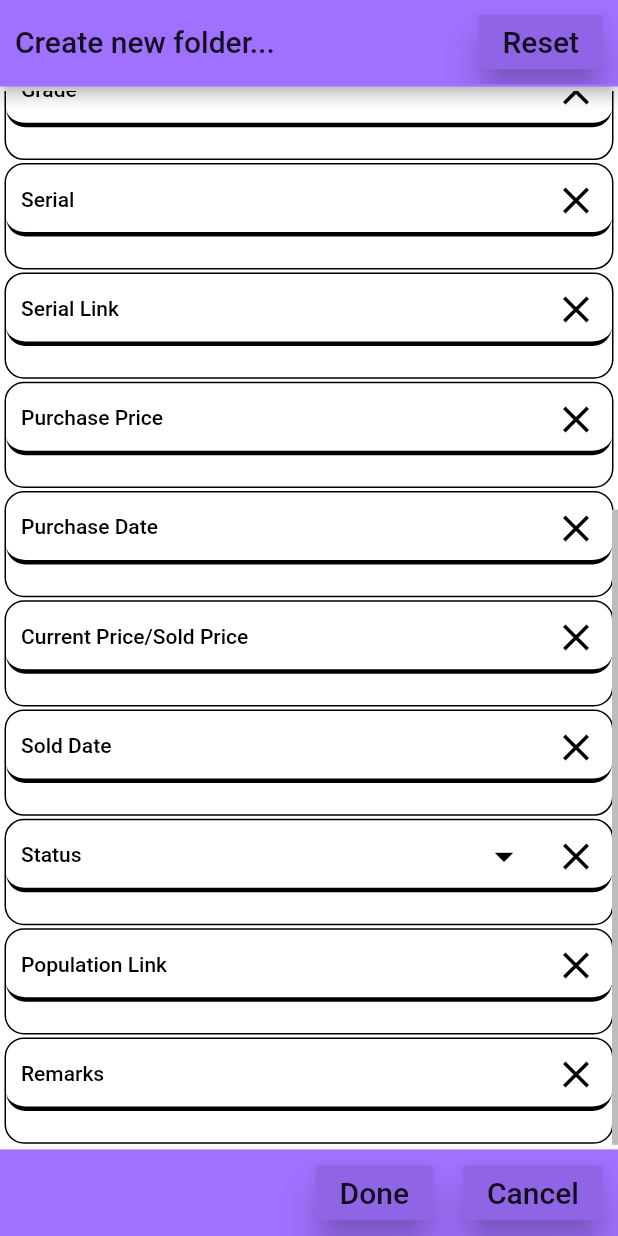
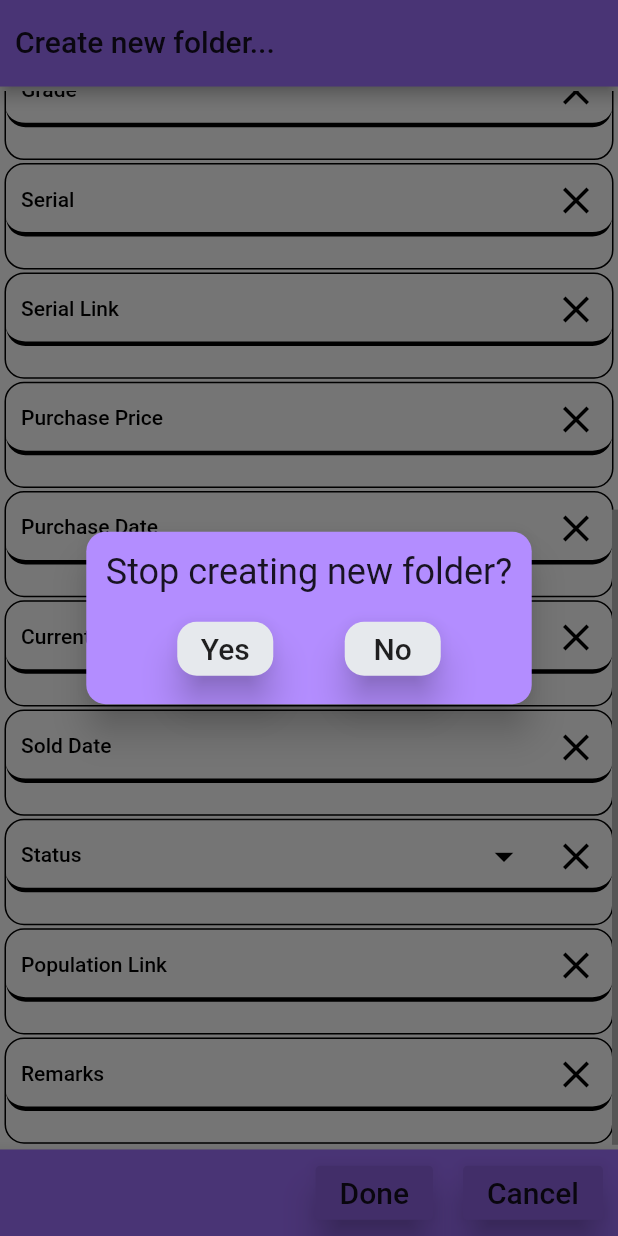
Before and after one commit to dannybkkhoo/FlutterPhoto, a Flutter app: the AddFolder screen opened by its route, scrolled down 463 dp, after a tap on "Cancel", on a phone screen of 412 x 824 dp. Run offline on Flutter 3.47's test engine with Material 2 defaults, Android fonts, the phone set to English and light mode, and no system bars; our stand-ins replace cloud_firestore, connectivity, firebase_auth, firebase_core, firebase_storage, flutter_riverpod and 6 more; missing offline and left inert: alert_dialog, dart:ffi, flutter_login_facebook; accounts and stored records are empty.

Commit message:
[Update AddFolderPage and Userdata.Folderdata] -Updated Userdata.Folderdata with additional fields -Updated Userdata provider to match additional fields -Added confirmation popup when cancelling folder creation -Minor validation condition fix for DropDownButton -Rename signin_button file to match other button file naming
Signed-off-by: sengtan <tansenghooi1998@gmail.com>

```diff
--- a/lib/bloc/userdata.dart
+++ b/lib/bloc/userdata.dart
@@ -1,3 +1,4 @@
+import 'package:flutter/cupertino.dart';
 import 'package:freezed_annotation/freezed_annotation.dart';
 import 'package:json_annotation/json_annotation.dart';
 
@@ -15,7 +16,7 @@ for json_serializable due to having nested dataclasses. References here:
 https://github.com/rrousselGit/freezed/issues/86
 */
 @unfreezed
-abstract class Userdata with _$Userdata {
+class Userdata with _$Userdata {
   factory Userdata({
     required String id,
     required String name,
@@ -33,7 +34,7 @@ abstract class Userdata with _$Userdata {
 // the json data, thus renamed as "imagelist" to better reflect the datatype
 // and also to workaround this issue
 @unfreezed
-abstract class Folderdata with _$Folderdata {
+class Folderdata with _$Folderdata {
   Folderdata._();
 
   //Status
@@ -49,7 +50,9 @@ abstract class Folderdata with _$Folderdata {
     required String name,
     required String createdAt,
     required String updatedAt,
-    @Default("") String country,
+    @Default("") String countrygroup,
+    @Default("") String countrytype,
+    @Default("") String denomination,
     @Default("") String mintageYear,
     @Default("") String grade,
     @Default("") String serial, //110002020
@@ -57,6 +60,7 @@ abstract class Folderdata with _$Folderdata {
     @Default("") String purchasePrice,  //currency set by main setting, just numerical, total price of all images
     @Default("") String purchaseDate,
     @Default("") String currentsoldprice,
+    @Default("") String solddate,
     @Default("") String status, //under auction sold bought?
     @Default("") String storage,  //where it is stored
     @Default("") String populationLink, //mapped to a table/link
@@ -77,7 +81,7 @@ abstract class Folderdata with _$Folderdata {
 }
 
 @unfreezed
-abstract class Imagedata with _$Imagedata {
+class Imagedata with _$Imagedata {
   factory Imagedata({
     required String id,
     required String name,
--- a/lib/screens/home_test.dart
+++ b/lib/screens/home_test.dart
@@ -440,7 +440,7 @@ Future<void> addFolder(BuildContext context, UserdataProvider userdata) async {
                         if(name != "" && validated){
                           userdata.addFolder(
                             name: name,
-                            country: country,
+                            countrygroup: country,
                             mintageYear: mintageYear,
                             grade: grade,
                             serial: serial,
--- a/lib/screens/sign_in_page.dart
+++ b/lib/screens/sign_in_page.dart
@@ -1,6 +1,6 @@
 import 'package:flutter/material.dart';
 import 'package:flutter_riverpod/flutter_riverpod.dart';
-import '../ui_components/sign_in_button.dart';
+import '../ui_components/signin_button.dart';
 import '../screens/loading_page.dart';
 import '../providers/top_level_providers.dart';
 import '../bloc/screen.dart';
--- /dev/null
+++ b/lib/ui_components/confirmation_popup.dart
@@ -0,0 +1,62 @@
+import 'package:flutter/material.dart';
+
+Future<bool> confirmationPopUp(BuildContext context, {String? title, String? content}) async {
+  final ButtonStyle flatButtonStyle = TextButton.styleFrom(
+      backgroundColor: Theme.of(context).colorScheme.surfaceTint,
+      elevation: 10.0,
+      padding: EdgeInsets.zero,
+      shape: RoundedRectangleBorder(
+          borderRadius: BorderRadius.all(Radius.circular(13.0))
+      )
+  );
+
+  return showDialog<bool>(
+      context: context,
+      barrierDismissible: false,
+      builder: (BuildContext showdialogContext) {
+        return WillPopScope(
+          onWillPop: () {
+            Navigator.of(context).pop(false); //return false by default if user press "back" button
+            return Future.value(false);       //to allow back press
+          },
+          child: StatefulBuilder(
+              builder: (stfulContext, setState) {
+                return Center(
+                  child: Column(
+                    mainAxisSize: MainAxisSize.min,
+                    children: [
+                      AlertDialog(
+                        actions: [
+                          ElevatedButton(
+                            style: flatButtonStyle,
+                            child: Text("Yes", style: Theme.of(context).textTheme.headline6),
+                            onPressed: () => Navigator.of(context).pop(true),
+                          ),
+                          ElevatedButton(
+                            style: flatButtonStyle,
+                            child: Text("No", style: Theme.of(context).textTheme.headline6),
+                            onPressed: () => Navigator.of(context).pop(false),
+                          ),
+                        ],
+                        actionsAlignment: MainAxisAlignment.spaceEvenly,
+                        alignment: Alignment.center,
+                        backgroundColor: Theme.of(context).colorScheme.secondary,
+                        buttonPadding: EdgeInsets.only(left: 13.0, right: 13.0),
+                        content: content !=null ? Center(child: Text(content, style: Theme.of(context).textTheme.headline5),):null,
+                        contentPadding: EdgeInsets.fromLTRB(13.0, 13.0, 13.0, 0.0),
+                        elevation: 10.0,
+                        shape: RoundedRectangleBorder(
+                          borderRadius: BorderRadius.all(Radius.circular(13.0)),
+                        ),
+                        title: title !=null ? Text(title, style: Theme.of(context).textTheme.subtitle1):null,
+                        titlePadding: EdgeInsets.fromLTRB(13.0, 13.0, 13.0, 0.0),
+                      ),
+                    ],
+                  ),
+                );
+              }
+          ),
+        );
+      }
+  ).then((bool? response) => response??false);
+}
--- a/lib/ui_components/dropdown_button.dart
+++ b/lib/ui_components/dropdown_button.dart
@@ -57,13 +57,13 @@ class _DropDownButtonState extends State<DropDownButton> {
   late TextStyle? labelStyle;
   late TextStyle? hintStyle;
   late TextStyle? errorStyle;
+  late TextEditingController _textController;
   late double buttonHeight;
   late double dropdownHeight;
   bool _hasError = false;
   bool _showdropdown = false;
   int _itemsVisibleInDropdown = 0;
   String _errorText = "";
-  TextEditingController _textController = TextEditingController();
 
   ListTile _getListTile(String text) {
     return ListTile(
@@ -126,7 +126,7 @@ class _DropDownButtonState extends State<DropDownButton> {
   @override
   void initState() {
     super.initState();
-    _textController.text = widget.initialValue;
+    _textController = TextEditingController(text: widget.initialValue);
     _textController.addListener((){
       setState(() {
 
@@ -140,7 +140,6 @@ class _DropDownButtonState extends State<DropDownButton> {
     labelStyle = widget.labelStyle??Theme.of(context).textTheme.bodyText1?.copyWith(color: Theme.of(context).colorScheme.inverseSurface);
     hintStyle = widget.hintStyle??Theme.of(context).textTheme.bodyText1?.copyWith(color: Theme.of(context).colorScheme.surfaceTint);
     errorStyle = widget.errorStyle??Theme.of(context).textTheme.bodyText1?.copyWith(color: Theme.of(context).colorScheme.error);
-    // buttonHeight = widget.buttonHeight??Theme.of(context).textTheme.bodyText1?.fontSize??48.0;
     if(widget.buttonHeight != null) {
       buttonHeight = widget.buttonHeight!;
     }
@@ -163,8 +162,6 @@ class _DropDownButtonState extends State<DropDownButton> {
 
   @override
   Widget build(BuildContext context) {
-    print(buttonHeight);
-    print(dropdownHeight);
     final ScrollController _scrollController = ScrollController();
     return SafeArea(
       child: LayoutBuilder(
@@ -237,7 +234,7 @@ class _DropDownButtonState extends State<DropDownButton> {
 
                     //Items null check added since there could be an initial brief period of time when the dropdown items will not have been loaded
                     if (widget.items != null) {
-                      if (widget.strict && text != null && text.isNotEmpty && !widget.items.contains(text)) {
+                      if (widget.strict && text != null && text.isEmpty && !widget.items.contains(text)) {
                         _hasError = true;
                         _errorText = "Invalid value in this field!";
                         return _errorText;
```
Also changed, not shown: lib/providers/userdata_provider.dart (+20 -3 lines), lib/screens/addfolder_page.dart (+120 -27 lines), lib/bloc/userdata.freezed.dart, lib/bloc/userdata.g.dart, lib/ui_components/signin_button.dart (renamed from lib/ui_components/sign_in_button.dart), lib/utils.dart (line endings or trailing spaces).
